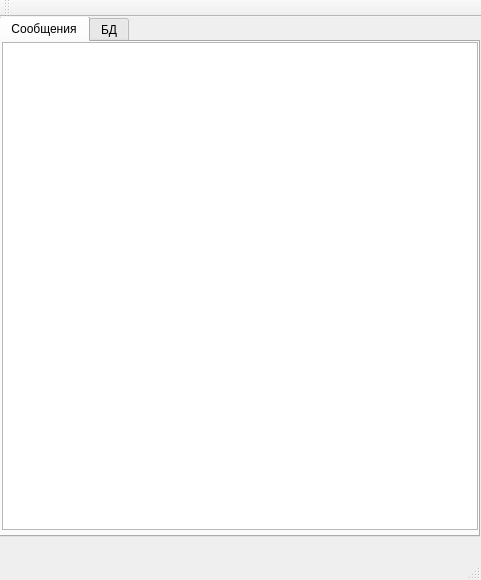
The window that statswindow.ui (group93492/chat-server) describes before a commit, drawn with Qt 5.
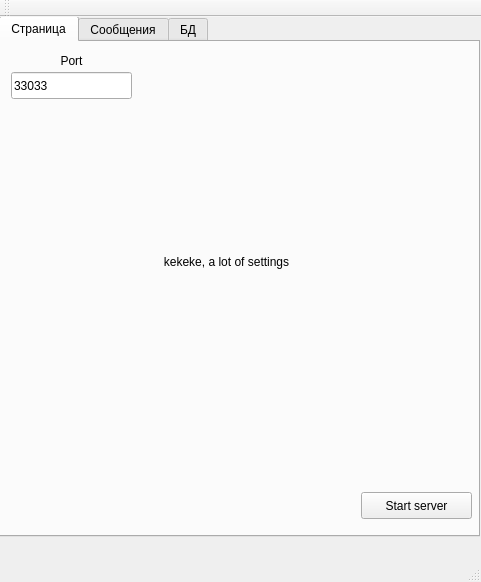
The same window after the commit. The open tabs and pages were chosen to show the change.

Commit message: configurated server ui

```diff
--- a/statswindow.ui
+++ b/statswindow.ui
@@ -7,7 +7,7 @@
     <x>0</x>
     <y>0</y>
     <width>481</width>
-    <height>580</height>
+    <height>582</height>
    </rect>
   </property>
   <property name="windowTitle">
@@ -26,11 +26,74 @@
     <property name="currentIndex">
      <number>0</number>
     </property>
+    <widget class="QWidget" name="configTab">
+     <attribute name="title">
+      <string>Страница</string>
+     </attribute>
+     <widget class="QPushButton" name="startButton">
+      <property name="geometry">
+       <rect>
+        <x>360</x>
+        <y>450</y>
+        <width>111</width>
+        <height>27</height>
+       </rect>
+      </property>
+      <property name="text">
+       <string>Start server</string>
+      </property>
+     </widget>
+     <widget class="QLineEdit" name="portEdit">
+      <property name="geometry">
+       <rect>
+        <x>10</x>
+        <y>30</y>
+        <width>121</width>
+        <height>27</height>
+       </rect>
+      </property>
+      <property name="text">
+       <string>33033</string>
+      </property>
+     </widget>
+     <widget class="QLabel" name="portLbl">
+      <property name="geometry">
+       <rect>
+        <x>10</x>
+        <y>10</y>
+        <width>121</width>
+        <height>17</height>
+       </rect>
+      </property>
+      <property name="text">
+       <string>Port</string>
+      </property>
+      <property name="alignment">
+       <set>Qt::AlignCenter</set>
+      </property>
+     </widget>
+     <widget class="QLabel" name="annoyingLbl">
+      <property name="geometry">
+       <rect>
+        <x>110</x>
+        <y>210</y>
+        <width>231</width>
+        <height>20</height>
+       </rect>
+      </property>
+      <property name="text">
+       <string>kekeke, a lot of settings</string>
+      </property>
+      <property name="alignment">
+       <set>Qt::AlignCenter</set>
+      </property>
+     </widget>
+    </widget>
     <widget class="QWidget" name="messagesTab">
      <attribute name="title">
       <string>Сообщения</string>
      </attribute>
-     <widget class="QPlainTextEdit" name="logBrowser">
+     <widget class="QTextEdit" name="logBrowser">
       <property name="geometry">
        <rect>
         <x>1</x>
@@ -39,9 +102,6 @@
         <height>488</height>
        </rect>
       </property>
-      <property name="readOnly">
-       <bool>true</bool>
-      </property>
      </widget>
     </widget>
     <widget class="QWidget" name="dbTab">
```
Left out of the diff: 2 changed lines with no effect on the pictures. The commit also changes 3 other files.
